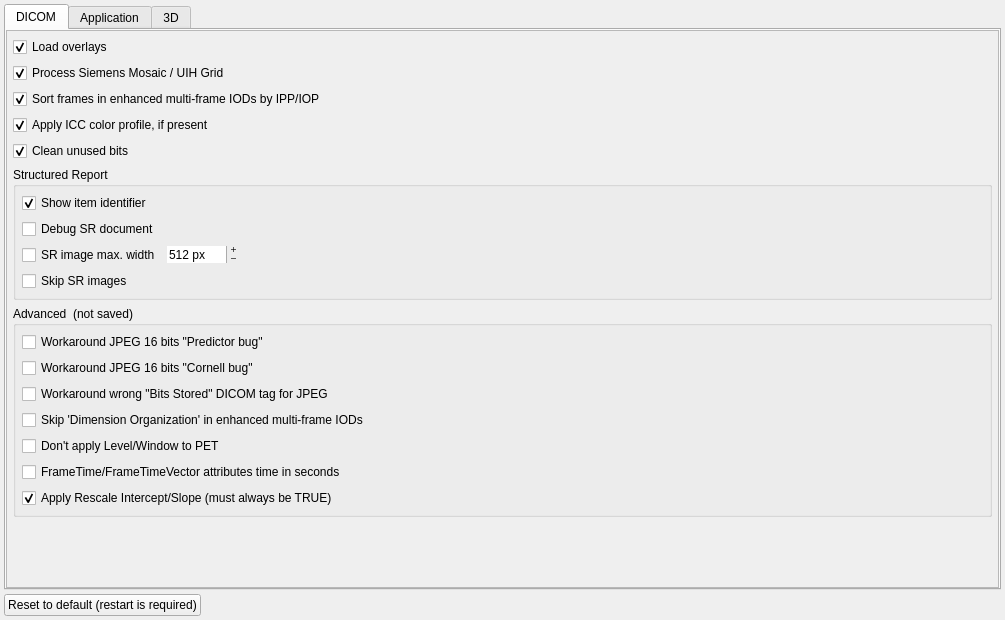
Old version of the form GUI/settingswidget.ui in the repository AlizaMedicalImaging/AlizaMS.
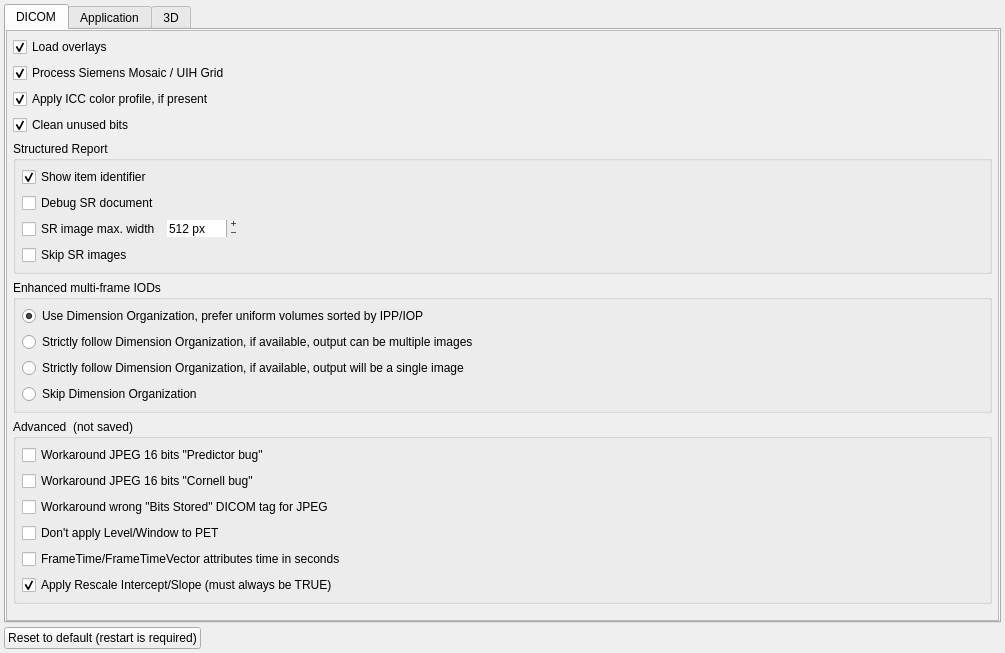
New version of the form.

Commit message:
Updated processing of enhanced IODs
New options, s. 'Settings'

What changed in the file:
```diff
--- a/GUI/settingswidget.ui
+++ b/GUI/settingswidget.ui
@@ -7,7 +7,7 @@
     <x>0</x>
     <y>0</y>
     <width>1005</width>
-    <height>620</height>
+    <height>653</height>
    </rect>
   </property>
   <property name="windowTitle">
@@ -44,7 +44,7 @@
             <x>0</x>
             <y>0</y>
             <width>989</width>
-            <height>554</height>
+            <height>587</height>
            </rect>
           </property>
           <layout class="QVBoxLayout" name="verticalLayout_14">
@@ -95,28 +95,6 @@
              </property>
             </widget>
            </item>
-           <item>
-            <widget class="QCheckBox" name="sortframes_checkBox">
-             <property name="sizePolicy">
-              <sizepolicy hsizetype="Expanding" vsizetype="Fixed">
-               <horstretch>0</horstretch>
-               <verstretch>0</verstretch>
-              </sizepolicy>
-             </property>
-             <property name="mouseTracking">
-              <bool>false</bool>
-             </property>
-             <property name="toolTip">
-              <string>&lt;html&gt;&lt;head/&gt;&lt;body&gt;&lt;p&gt;Try to sort frames in enhanced multi-frame IODs by Image Position (Patient). Multiple stacks are sorted separately, s. option to process Dimension Organisation.&lt;/p&gt;&lt;/body&gt;&lt;/html&gt;</string>
-             </property>
-             <property name="text">
-              <string>Sort frames in enhanced multi-frame IODs by IPP/IOP</string>
-             </property>
-             <property name="checked">
-              <bool>true</bool>
-             </property>
-            </widget>
-           </item>
            <item>
             <widget class="QCheckBox" name="icc_checkBox">
              <property name="sizePolicy">
@@ -294,6 +272,91 @@
              </layout>
             </widget>
            </item>
+           <item>
+            <widget class="QGroupBox" name="enh_groupBox">
+             <property name="sizePolicy">
+              <sizepolicy hsizetype="Expanding" vsizetype="Fixed">
+               <horstretch>0</horstretch>
+               <verstretch>0</verstretch>
+              </sizepolicy>
+             </property>
+             <property name="title">
+              <string>Enhanced multi-frame IODs</string>
+             </property>
+             <layout class="QVBoxLayout" name="verticalLayout_7">
+              <property name="margin">
+               <number>6</number>
+              </property>
+              <item>
+               <widget class="QRadioButton" name="enh_dim_uniform_radioButton">
+                <property name="sizePolicy">
+                 <sizepolicy hsizetype="Preferred" vsizetype="Fixed">
+                  <horstretch>0</horstretch>
+                  <verstretch>0</verstretch>
+                 </sizepolicy>
+                </property>
+                <property name="toolTip">
+                 <string>&lt;html&gt;&lt;head/&gt;&lt;body&gt;&lt;p&gt;Will use &lt;span style=&quot; font-style:italic;&quot;&gt;Dimension Organization&lt;/span&gt;, but attempt to extract uniform volumes and sort frames by IPP/IOP (or IPV/IOV), if possible.&lt;/p&gt;&lt;/body&gt;&lt;/html&gt;</string>
+                </property>
+                <property name="text">
+                 <string>Use Dimension Organization, prefer uniform volumes sorted by IPP/IOP</string>
+                </property>
+                <property name="checked">
+                 <bool>true</bool>
+                </property>
+               </widget>
+              </item>
+              <item>
+               <widget class="QRadioButton" name="enh_dim_strict_radioButton">
+                <property name="sizePolicy">
+                 <sizepolicy hsizetype="Preferred" vsizetype="Fixed">
+                  <horstretch>0</horstretch>
+                  <verstretch>0</verstretch>
+                 </sizepolicy>
+                </property>
+                <property name="toolTip">
+                 <string>&lt;html&gt;&lt;head/&gt;&lt;body&gt;&lt;p&gt;&lt;span style=&quot; font-style:italic;&quot;&gt;Dimension Organization&lt;/span&gt; will be stricly followed, if available. Output can be multiple images.&lt;/p&gt;&lt;/body&gt;&lt;/html&gt;</string>
+                </property>
+                <property name="text">
+                 <string>Strictly follow Dimension Organization, if available, output can be multiple images</string>
+                </property>
+               </widget>
+              </item>
+              <item>
+               <widget class="QRadioButton" name="enh_dim_strict_1_radioButton">
+                <property name="sizePolicy">
+                 <sizepolicy hsizetype="Preferred" vsizetype="Fixed">
+                  <horstretch>0</horstretch>
+                  <verstretch>0</verstretch>
+                 </sizepolicy>
+                </property>
+                <property name="toolTip">
+                 <string>&lt;html&gt;&lt;head/&gt;&lt;body&gt;&lt;p&gt;&lt;span style=&quot; font-style:italic;&quot;&gt;Dimension Organization&lt;/span&gt; will be stricly followed, if available. Output will be always a single image.&lt;/p&gt;&lt;/body&gt;&lt;/html&gt;</string>
+                </property>
+                <property name="text">
+                 <string>Strictly follow Dimension Organization, if available, output will be a single image</string>
+                </property>
+               </widget>
+              </item>
+              <item>
+               <widget class="QRadioButton" name="enh_dim_skip_radioButton">
+                <property name="sizePolicy">
+                 <sizepolicy hsizetype="Preferred" vsizetype="Fixed">
+                  <horstretch>0</horstretch>
+                  <verstretch>0</verstretch>
+                 </sizepolicy>
+                </property>
+                <property name="toolTip">
+                 <string>&lt;html&gt;&lt;head/&gt;&lt;body&gt;&lt;p&gt;&lt;span style=&quot; font-style:italic;&quot;&gt;Dimension Organisation&lt;/span&gt; will be skipped, frames will be not sorted, image will be opened as single image.&lt;/p&gt;&lt;/body&gt;&lt;/html&gt;</string>
+                </property>
+                <property name="text">
+                 <string>Skip Dimension Organization</string>
+                </property>
+               </widget>
+              </item>
+             </layout>
+            </widget>
+           </item>
            <item>
             <widget class="QGroupBox" name="groupBox_2">
              <property name="title">
@@ -354,28 +417,6 @@
                 </property>
                </widget>
               </item>
-              <item>
-               <widget class="QCheckBox" name="enh_skip_dim_org_checkBox">
-                <property name="sizePolicy">
-                 <sizepolicy hsizetype="Expanding" vsizetype="Fixed">
-                  <horstretch>0</horstretch>
-                  <verstretch>0</verstretch>
-                 </sizepolicy>
-                </property>
-                <property name="mouseTracking">
-                 <bool>false</bool>
-                </property>
-                <property name="toolTip">
-                 <string>&lt;html&gt;&lt;head/&gt;&lt;body&gt;&lt;p&gt;Skip &lt;span style=&quot; font-style:italic;&quot;&gt;Dimension organization&lt;/span&gt; for enhanced IODs.&lt;/p&gt;&lt;/body&gt;&lt;/html&gt;</string>
-                </property>
-                <property name="text">
-                 <string>Skip 'Dimension Organization' in enhanced multi-frame IODs</string>
-                </property>
-                <property name="checked">
-                 <bool>false</bool>
-                </property>
-               </widget>
-              </item>
               <item>
                <widget class="QCheckBox" name="pet_no_level_checkBox">
                 <property name="enabled">
```
Left out of the diff: 6 changed lines with no effect on the pictures. The commit also changes 6 other files.
